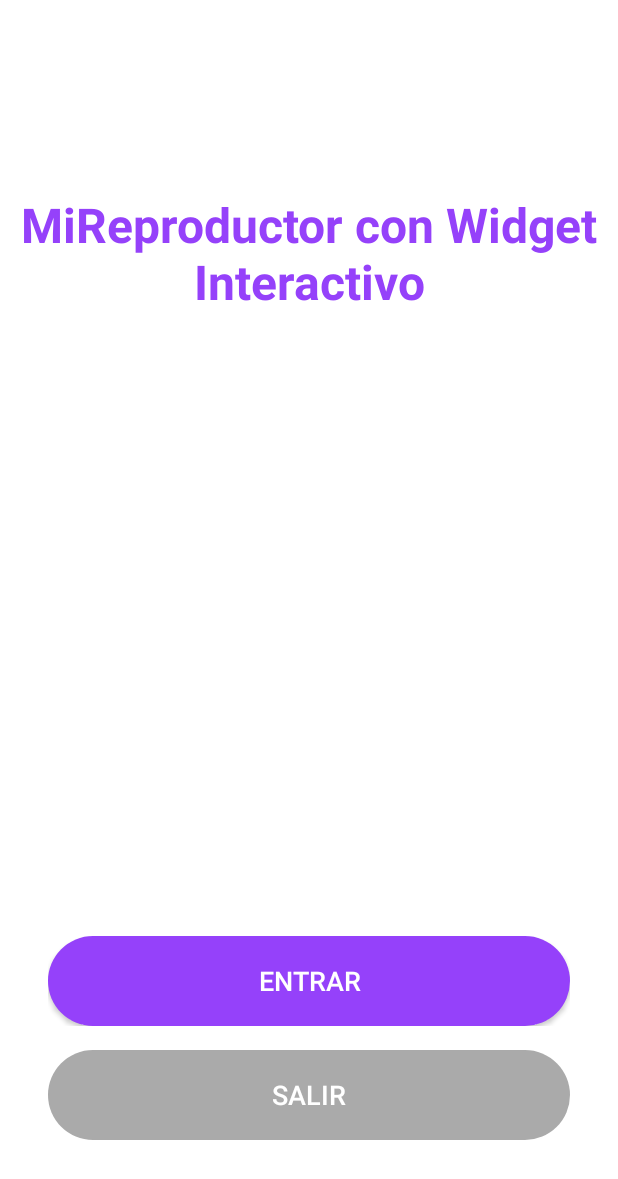
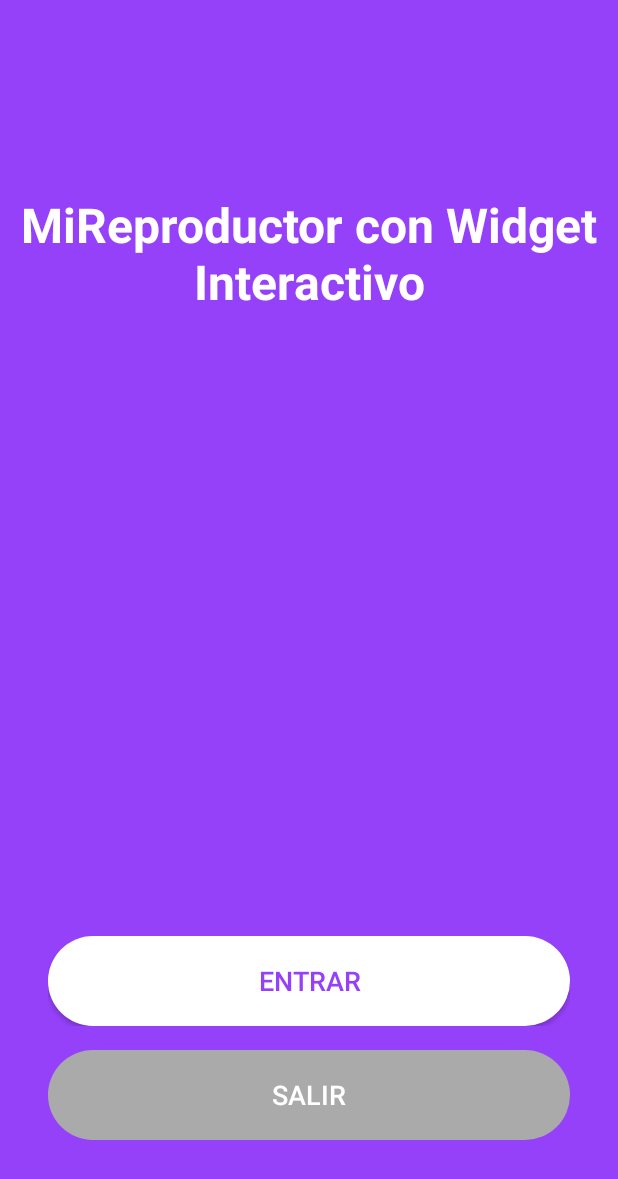
Before and after one commit to SergioEderCervantes/Reproductor-Examen-2, an Android app built with Jetpack Compose: the screen it shows after launch (MainActivity), on a phone screen of 412 x 824 dp. Shown: the top 1179 px of the screen. Run offline under Robolectric (Android 15) with nearby library versions, the phone set to English and light mode, and no system bars.

Commit message:
Antes de intentar hacer la animacion

```diff
--- a/app/src/main/java/com/example/examenreproductor/view/CustomButton.kt
+++ b/app/src/main/java/com/example/examenreproductor/view/CustomButton.kt
@@ -34,6 +34,11 @@ class CustomButton @JvmOverloads constructor(
 
     fun setColor(color: Int) {
         val cornerRadius = 30f * resources.displayMetrics.density
+
+        // Determine text color based on background brightness
+        val brightness = Color.red(color) * 0.299 + Color.green(color) * 0.587 + Color.blue(color) * 0.114
+        val textColor = if (brightness > 186) context.getColor(R.color.primary_color) else Color.WHITE
+        button.setTextColor(textColor)
 
         // Default state drawable
         val defaultDrawable = GradientDrawable().apply {
--- a/app/src/main/res/layout/activity_main.xml
+++ b/app/src/main/res/layout/activity_main.xml
@@ -4,7 +4,7 @@
     xmlns:tools="http://schemas.android.com/tools"
     android:layout_width="match_parent"
     android:layout_height="match_parent"
-    android:background="@android:color/white"
+    android:background="@color/primary_color"
     tools:context=".MainActivity">
 
     <TextView
@@ -14,7 +14,7 @@
         android:layout_marginTop="128dp"
         android:gravity="center"
         android:text="MiReproductor con Widget Interactivo"
-        android:textColor="@color/primary_color"
+        android:textColor="@android:color/white"
         android:textSize="32sp"
         android:textStyle="bold"
         app:layout_constraintEnd_toEndOf="parent"
@@ -29,7 +29,7 @@
         android:layout_marginEnd="32dp"
         android:layout_marginBottom="16dp"
         app:buttonText="Entrar"
-        app:buttonColor="@color/primary_color"
+        app:buttonColor="@android:color/white"
         app:layout_constraintBottom_toTopOf="@+id/exitButton"
         app:layout_constraintEnd_toEndOf="parent"
         app:layout_constraintStart_toStartOf="parent" />
```
